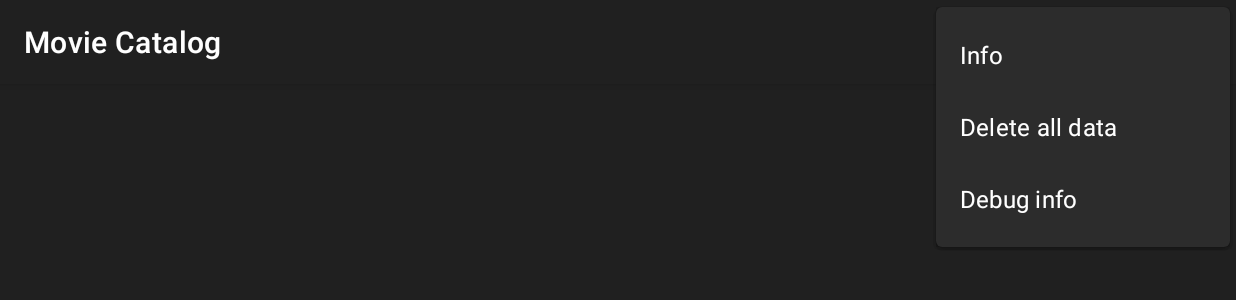
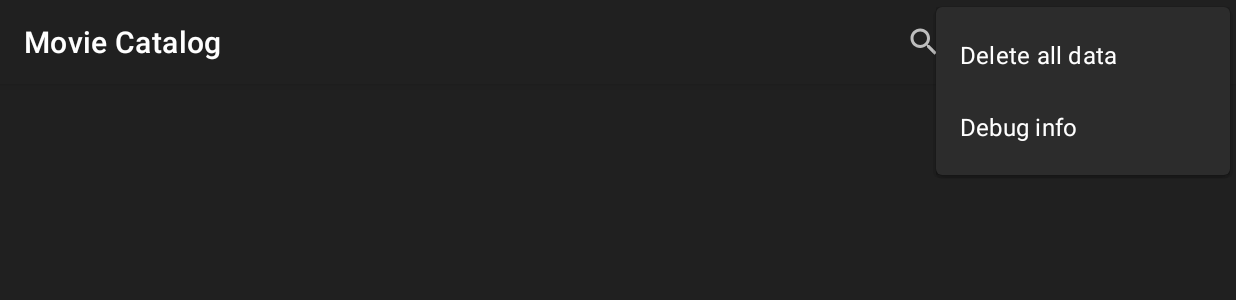
Before and after one commit to andreaiacono/MovieCatalog, an Android app: the screen it shows after launch (MainActivity), with the options menu open, on a phone screen of 824 x 412 dp (held sideways). Shown: the top 300 px of the screen. Run offline under Robolectric (Android 15) with nearby library versions, the phone set to English and light mode, and no system bars; 7 statements that could not run were skipped.

```diff
--- a/app/src/main/res/menu/menu_main.xml
+++ b/app/src/main/res/menu/menu_main.xml
@@ -41,7 +41,7 @@
         android:icon="@drawable/ic_info"
         android:orderInCategory="200"
         android:title="@string/action_info"
-        app:showAsAction="never" />
+        app:showAsAction="ifRoom" />
 
     <item
         android:id="@+id/action_delete"
--- a/app/src/main/res/values/strings.xml
+++ b/app/src/main/res/values/strings.xml
@@ -1,6 +1,6 @@
 <resources>
     <string name="app_name">Movie Catalog</string>
-    <string name="action_scan">Scan</string>
+    <string name="action_scan">NAS Scan</string>
     <string name="action_info">Info</string>
     <string name="info_title">Movie Catalog</string>
     <string name="delete_info">Delete all data</string>
```
Also changed, not shown: app/src/main/java/org/andreaiacono/moviecatalog/activity/MainActivity.kt (+5 -16 lines), app/src/main/java/org/andreaiacono/moviecatalog/util/Misc.kt (+20 -1 lines).
